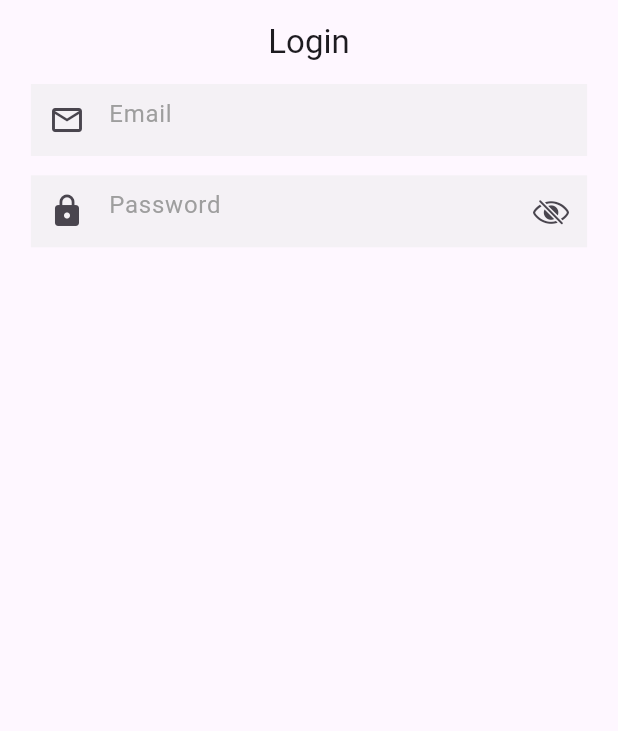
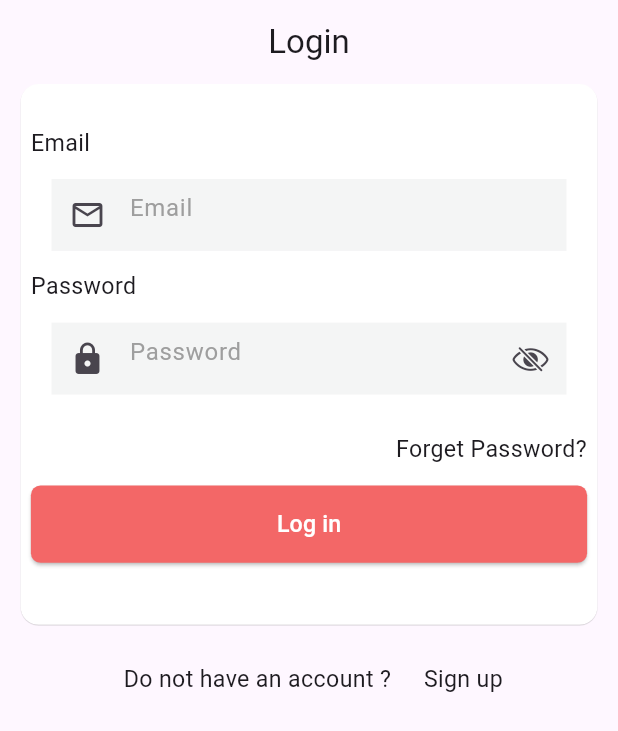
Before and after one commit to ishaquekannoth/vinnovate, a Flutter app: the screen it shows after launch, on a phone screen of 412 x 824 dp. Shown: the top 731 px of the screen. Run offline on Flutter 3.47's test engine with Material 3 defaults, Android fonts, the phone set to English and light mode, and no system bars; our stand-ins replace dio, equatable, flutter_bloc, flutter_screenutil; missing offline and left inert: dio_smart_retry.

Commit message:
login UI ready

```diff
--- a/lib/app/presentation/login/login_view.dart
+++ b/lib/app/presentation/login/login_view.dart
@@ -1,6 +1,9 @@
+import 'dart:developer';
+
 import 'package:flutter/material.dart';
 import 'package:flutter_screenutil/flutter_screenutil.dart';
-import 'package:vinnovate/app/presentation/home_view/widgets/custom_form_field.dart';
+import 'package:vinnovate/app/presentation/login/widgets/custom_form_field.dart';
+import 'package:vinnovate/app/presentation/login/widgets/custom_tag_text.dart';
 
 class LoginView extends StatelessWidget {
   const LoginView({super.key});
@@ -15,6 +18,20 @@ class LoginView extends StatelessWidget {
         ),
         body: Column(
           children: [
+            Card(
+              margin: EdgeInsets.symmetric(horizontal: 10.w),
+              surfaceTintColor: Colors.white,
+              elevation: 0.2.h,
+              color: Colors.white,
+              child: SizedBox(
+                height: 280.h,
+                child: Column(
+                  mainAxisAlignment: MainAxisAlignment.center,
+                  crossAxisAlignment: CrossAxisAlignment.center,
+                  children: [
+                    const CustomTagText(
+                      text: "Email",
+                    ),
                     CustomFormFieldWithValidation(
                       type: FieldType.eMail,
                       hintText: "Email",
@@ -25,6 +42,9 @@ class LoginView extends StatelessWidget {
                     SizedBox(
                       height: 10.h,
                     ),
+                    const CustomTagText(
+                      text: "Password",
+                    ),
                     CustomFormFieldWithValidation(
                       preFixIcon: const Icon(Icons.lock),
                       type: FieldType.password,
@@ -32,6 +52,62 @@ class LoginView extends StatelessWidget {
                       autovalidateMode: AutovalidateMode.always,
                       margin: EdgeInsets.symmetric(horizontal: 15.w),
                     ),
+                    SizedBox(
+                      height: 20.h,
+                    ),
+                    CustomTagText(
+                      textAlign: TextAlign.right,
+                      text: "Forget Password?",
+                      onTap: () {
+                        log("Perform Action on forgot password");
+                      },
+                    ),
+                    SizedBox(
+                      width: 270.w,
+                      height: 40.h,
+                      child: ElevatedButton(
+                          style: ButtonStyle(
+                              backgroundColor: const MaterialStatePropertyAll(
+                                  Color.fromARGB(255, 243, 103, 103)),
+                              shape: MaterialStatePropertyAll(
+                                  RoundedRectangleBorder(
+                                      borderRadius:
+                                          BorderRadius.circular(5.r)))),
+                          onPressed: () {},
+                          child: Text(
+                            "Log in",
+                            style:
+                                TextStyle(color: Colors.white, fontSize: 12.h),
+                          )),
+                    ),
+                    SizedBox(
+                      height: 10.h,
+                    ),
+                  ],
+                ),
+              ),
+            ),
+            SizedBox(
+              height: 20.h,
+            ),
+            Row(
+              mainAxisAlignment: MainAxisAlignment.center,
+              children: [
+                CustomTagText(
+                  width: 150.w,
+                  textAlign: TextAlign.center,
+                  text: "Do not have an account ?",
+                ),
+                CustomTagText(
+                  width: 50.w,
+                  textAlign: TextAlign.center,
+                  text: "Sign up",
+                  onTap: () {
+                    log("Perform Action on Sign up");
+                  },
+                ),
+              ],
+            ),
           ],
         ),
       ),
--- /dev/null
+++ b/lib/app/presentation/login/widgets/custom_tag_text.dart
@@ -0,0 +1,33 @@
+import 'package:flutter/material.dart';
+import 'package:flutter_screenutil/flutter_screenutil.dart';
+
+class CustomTagText extends StatelessWidget {
+  const CustomTagText({
+    super.key,
+    required this.text,
+    this.textAlign,
+    this.onTap,
+    this.margin,
+    this.width,
+  });
+  final String text;
+  final TextAlign? textAlign;
+  final void Function()? onTap;
+  final EdgeInsetsGeometry? margin;
+  final double? width;
+  @override
+  Widget build(BuildContext context) {
+    return Container(
+        margin: margin ?? EdgeInsets.only(bottom: 10.h),
+        width: width ?? 270.w,
+        child: GestureDetector(
+          onTap: onTap,
+          child: Text(
+            text,
+            maxLines: 1,
+            textAlign: textAlign,
+            style: TextStyle(fontSize: 12.h, overflow: TextOverflow.ellipsis),
+          ),
+        ));
+  }
+}
```
Also changed, not shown: lib/app/presentation/login/widgets/custom_form_field.dart (renamed from lib/app/presentation/home_view/widgets/custom_form_field.dart). Lines whose indentation alone changed are shown as unchanged.
